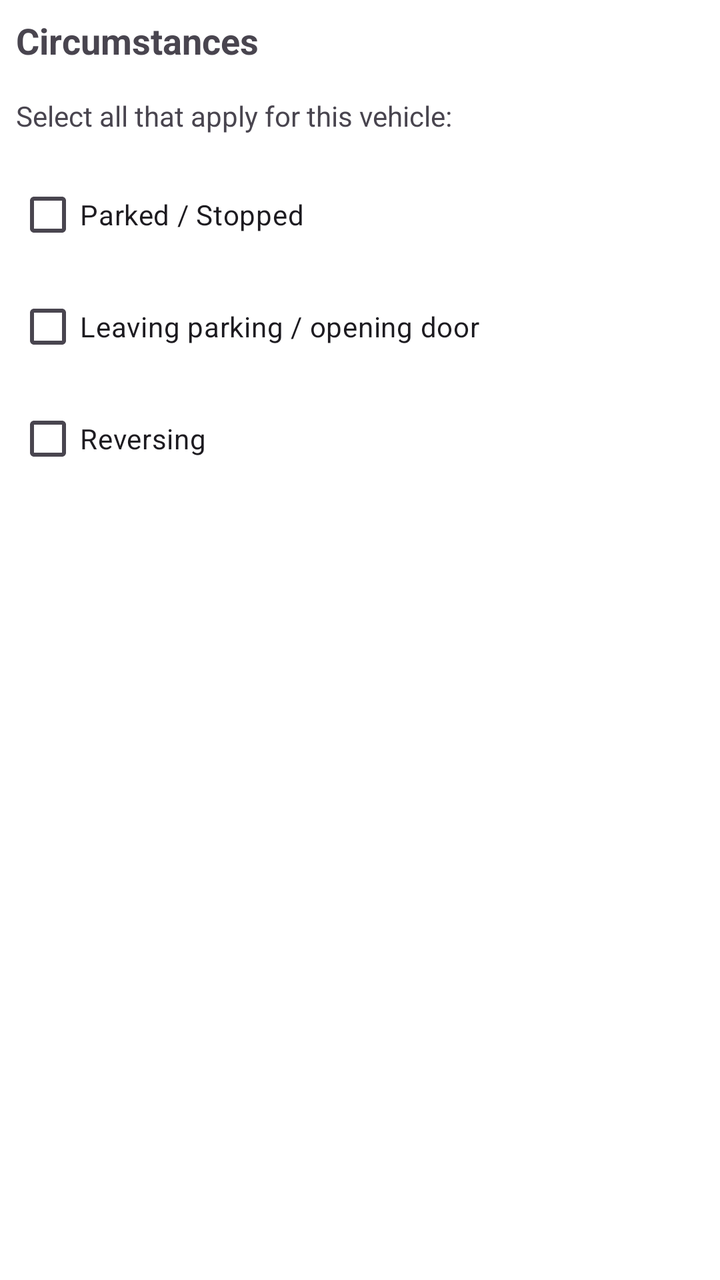
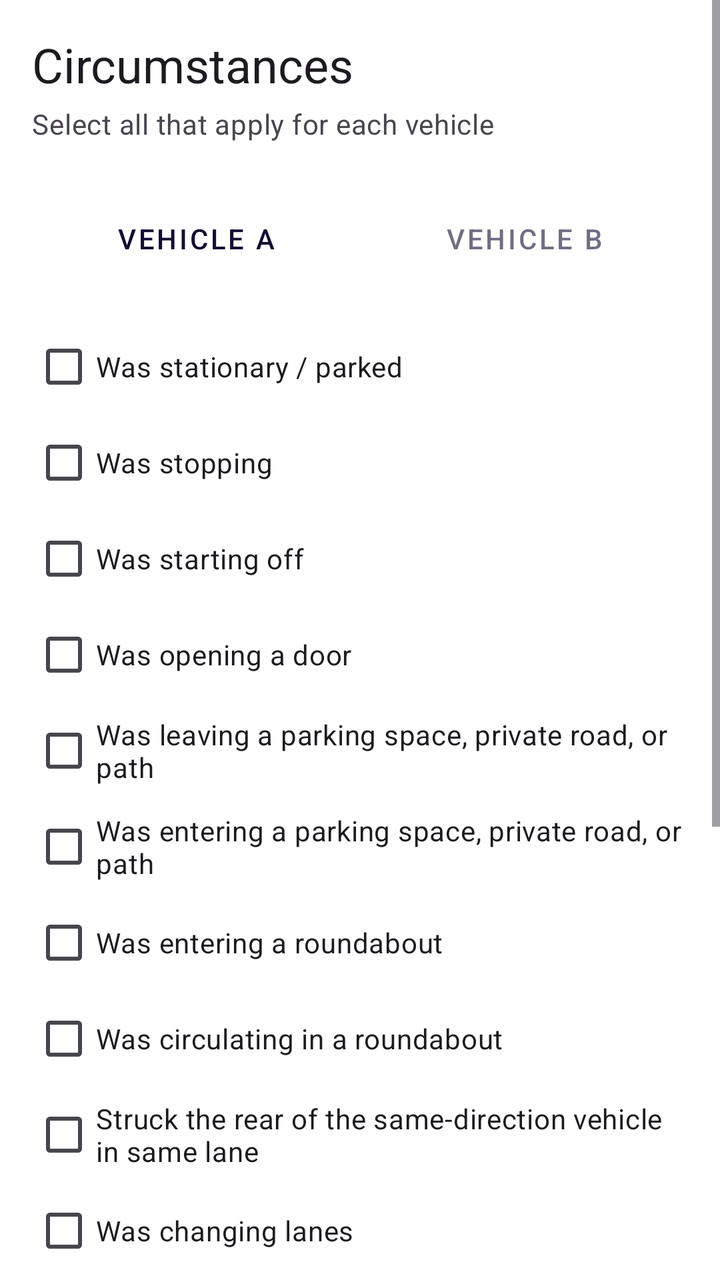

Screens rendered from an Android XML layout before and after an edit, with the pre-edit source and the edit as a unified diff.
<!-- AndroidManifest.xml: application theme Theme.AccidentReportingApp -->
<!-- res/layout/step_circumstances.xml -->
<?xml version="1.0" encoding="utf-8"?>
<LinearLayout xmlns:android="http://schemas.android.com/apk/res/android"
    android:layout_width="match_parent"
    android:layout_height="match_parent"
    android:orientation="vertical"
    android:padding="8dp">

    <TextView
        android:id="@+id/text_step_title"
        android:layout_width="match_parent"
        android:layout_height="wrap_content"
        android:text="@string/label_circumstances"
        android:textSize="18sp"
        android:textStyle="bold"
        android:layout_marginBottom="16dp"/>

    <TextView
        android:layout_width="match_parent"
        android:layout_height="wrap_content"
        android:text="Select all that apply for this vehicle:"
        android:layout_marginBottom="16dp"/>

    <com.google.android.material.checkbox.MaterialCheckBox
        android:id="@+id/check_parked"
        android:layout_width="match_parent"
        android:layout_height="wrap_content"
        android:text="@string/circ_parked"
        android:layout_marginBottom="8dp" />

    <com.google.android.material.checkbox.MaterialCheckBox
        android:id="@+id/check_leaving"
        android:layout_width="match_parent"
        android:layout_height="wrap_content"
        android:text="@string/circ_leaving"
        android:layout_marginBottom="8dp" />

    <com.google.android.material.checkbox.MaterialCheckBox
        android:id="@+id/check_reversing"
        android:layout_width="match_parent"
        android:layout_height="wrap_content"
        android:text="@string/circ_reversing"
        android:layout_marginBottom="8dp" />

</LinearLayout>
<!-- resources referenced by this layout -->
<resources>
  <string name="circ_leaving">Leaving parking / opening door</string>
  <string name="circ_parked">Parked / Stopped</string>
  <string name="circ_reversing">Reversing</string>
  <string name="label_circumstances">Circumstances</string>
  <style name="Theme.AccidentReportingApp" parent="Base.Theme.AccidentReportingApp" />
  <style name="Base.Theme.AccidentReportingApp" parent="Theme.Material3.DayNight.NoActionBar">
          
          <item name="colorPrimary">@color/primary</item>
          <item name="colorOnPrimary">@color/white</item>
          <item name="colorPrimaryContainer">@color/primary_container</item>
  
          
          <item name="android:windowBackground">@color/white</item>
      </style>
  <color name="primary">#120D31</color>
  <color name="white">#FFFFFFFF</color>
  <color name="primary_container">#F0D3F7</color>
</resources>

<!-- the commit's change to res/layout/step_circumstances.xml (unified diff, before → after) -->
@@ -1,44 +1,164 @@
 <?xml version="1.0" encoding="utf-8"?>
-<LinearLayout xmlns:android="http://schemas.android.com/apk/res/android"
+<ScrollView xmlns:android="http://schemas.android.com/apk/res/android"
     android:layout_width="match_parent"
     android:layout_height="match_parent"
-    android:orientation="vertical"
-    android:padding="8dp">
+    android:fillViewport="true">
 
-    <TextView
-        android:id="@+id/text_step_title"
+    <LinearLayout
         android:layout_width="match_parent"
         android:layout_height="wrap_content"
-        android:text="@string/label_circumstances"
-        android:textSize="18sp"
-        android:textStyle="bold"
-        android:layout_marginBottom="16dp"/>
+        android:orientation="vertical"
+        android:padding="16dp">
 
-    <TextView
-        android:layout_width="match_parent"
-        android:layout_height="wrap_content"
-        android:text="Select all that apply for this vehicle:"
-        android:layout_marginBottom="16dp"/>
+        <TextView
+            android:id="@+id/text_step_title"
+            android:layout_width="match_parent"
+            android:layout_height="wrap_content"
+            android:text="Circumstances"
+            android:textAppearance="?attr/textAppearanceHeadline5"
+            android:textColor="?android:attr/textColorPrimary" />
 
-    <com.google.android.material.checkbox.MaterialCheckBox
-        android:id="@+id/check_parked"
-        android:layout_width="match_parent"
-        android:layout_height="wrap_content"
-        android:text="@string/circ_parked"
-        android:layout_marginBottom="8dp" />
+        <TextView
+            android:layout_width="match_parent"
+            android:layout_height="wrap_content"
+            android:layout_marginTop="4dp"
+            android:text="Select all that apply for each vehicle"
+            android:textAppearance="?attr/textAppearanceBody2"
+            android:textColor="?android:attr/textColorSecondary" />
 
-    <com.google.android.material.checkbox.MaterialCheckBox
-        android:id="@+id/check_leaving"
-        android:layout_width="match_parent"
-        android:layout_height="wrap_content"
-        android:text="@string/circ_leaving"
-        android:layout_marginBottom="8dp" />
+        <LinearLayout
+            android:layout_width="match_parent"
+            android:layout_height="wrap_content"
+            android:layout_marginTop="24dp"
+            android:orientation="horizontal">
 
-    <com.google.android.material.checkbox.MaterialCheckBox
-        android:id="@+id/check_reversing"
-        android:layout_width="match_parent"
-        android:layout_height="wrap_content"
-        android:text="@string/circ_reversing"
-        android:layout_marginBottom="8dp" />
+            <com.google.android.material.button.MaterialButton
+                android:id="@+id/tab_circ_a"
+                style="@style/Widget.MaterialComponents.Button.TextButton"
+                android:layout_width="0dp"
+                android:layout_height="wrap_content"
+                android:layout_weight="1"
+                android:text="Vehicle A" />
 
-</LinearLayout>
+            <com.google.android.material.button.MaterialButton
+                android:id="@+id/tab_circ_b"
+                style="@style/Widget.MaterialComponents.Button.TextButton"
+                android:layout_width="0dp"
+                android:layout_height="wrap_content"
+                android:layout_weight="1"
+                android:alpha="0.6"
+                android:text="Vehicle B" />
+        </LinearLayout>
+
+        <LinearLayout
+            android:id="@+id/circumstances_content"
+            android:layout_width="match_parent"
+            android:layout_height="wrap_content"
+            android:layout_marginTop="16dp"
+            android:orientation="vertical">
+
+            <com.google.android.material.checkbox.MaterialCheckBox
+                android:id="@+id/check_parked"
+                android:layout_width="match_parent"
+                android:layout_height="wrap_content"
+                android:text="Was stationary / parked" />
+
+            <com.google.android.material.checkbox.MaterialCheckBox
+                android:id="@+id/check_stopping"
+                android:layout_width="match_parent"
+                android:layout_height="wrap_content"
+                android:text="Was stopping" />
+
+            <com.google.android.material.checkbox.MaterialCheckBox
+                android:id="@+id/check_starting_off"
+                android:layout_width="match_parent"
+                android:layout_height="wrap_content"
+                android:text="Was starting off" />
+
+            <com.google.android.material.checkbox.MaterialCheckBox
+                android:id="@+id/check_opening_door"
+                android:layout_width="match_parent"
+                android:layout_height="wrap_content"
+                android:text="Was opening a door" />
+
+            <com.google.android.material.checkbox.MaterialCheckBox
+                android:id="@+id/check_leaving_parking"
+                android:layout_width="match_parent"
+                android:layout_height="wrap_content"
+                android:text="Was leaving a parking space, private road, or path" />
+
+            <com.google.android.material.checkbox.MaterialCheckBox
+                android:id="@+id/check_entering_parking"
+                android:layout_width="match_parent"
+                android:layout_height="wrap_content"
+                android:text="Was entering a parking space, private road, or path" />
+
+            <com.google.android.material.checkbox.MaterialCheckBox
+                android:id="@+id/check_entering_roundabout"
+                android:layout_width="match_parent"
+                android:layout_height="wrap_content"
+                android:text="Was entering a roundabout" />
+
+            <com.google.android.material.checkbox.MaterialCheckBox
+                android:id="@+id/check_circulating_roundabout"
+                android:layout_width="match_parent"
+                android:layout_height="wrap_content"
+                android:text="Was circulating in a roundabout" />
+
+            <com.google.android.material.checkbox.MaterialCheckBox
+                android:id="@+id/check_rear_end_same"
+                android:layout_width="match_parent"
+                android:layout_height="wrap_content"
+                android:text="Struck the rear of the same-direction vehicle in same lane" />
+
+            <com.google.android.material.checkbox.MaterialCheckBox
+                android:id="@+id/check_changing_lanes"
+                android:layout_width="match_parent"
+                android:layout_height="wrap_content"
+                android:text="Was changing lanes" />
+
+            <com.google.android.material.checkbox.MaterialCheckBox
+                android:id="@+id/check_overtaking"
+                android:layout_width="match_parent"
+                android:layout_height="wrap_content"
+                android:text="Was overtaking" />
+
+            <com.google.android.material.checkbox.MaterialCheckBox
+                android:id="@+id/check_turning_right"
+                android:layout_width="match_parent"
+                android:layout_height="wrap_content"
+                android:text="Was turning right" />
+
+            <com.google.android.material.checkbox.MaterialCheckBox
+                android:id="@+id/check_turning_left"
+                android:layout_width="match_parent"
+                android:layout_height="wrap_content"
+                android:text="Was turning left" />
+
+            <com.google.android.material.checkbox.MaterialCheckBox
+                android:id="@+id/check_reversing"
+                android:layout_width="match_parent"
+                android:layout_height="wrap_content"
+                android:text="Was reversing" />
+
+            <com.google.android.material.checkbox.MaterialCheckBox
+                android:id="@+id/check_entering_opposite"
+                android:layout_width="match_parent"
+                android:layout_height="wrap_content"
+                android:text="Was encroaching on the opposite lane" />
+
+            <com.google.android.material.checkbox.MaterialCheckBox
+                android:id="@+id/check_from_right"
+                android:layout_width="match_parent"
+                android:layout_height="wrap_content"
+                android:text="Was coming from the right at an intersection" />
+
+            <com.google.android.material.checkbox.MaterialCheckBox
+                android:id="@+id/check_failed_priority"
+                android:layout_width="match_parent"
+                android:layout_height="wrap_content"
+                android:text="Failed to observe priority / ran a red light" />
+        </LinearLayout>
+
+    </LinearLayout>
+</ScrollView>
<!-- resource entries referenced after the edit -->
@@ -1,9 +1,5 @@
 <!-- resources referenced by this layout -->
 <resources>
-  <string name="circ_leaving">Leaving parking / opening door</string>
-  <string name="circ_parked">Parked / Stopped</string>
-  <string name="circ_reversing">Reversing</string>
-  <string name="label_circumstances">Circumstances</string>
   <style name="Theme.AccidentReportingApp" parent="Base.Theme.AccidentReportingApp" />
   <style name="Base.Theme.AccidentReportingApp" parent="Theme.Material3.DayNight.NoActionBar">
           
